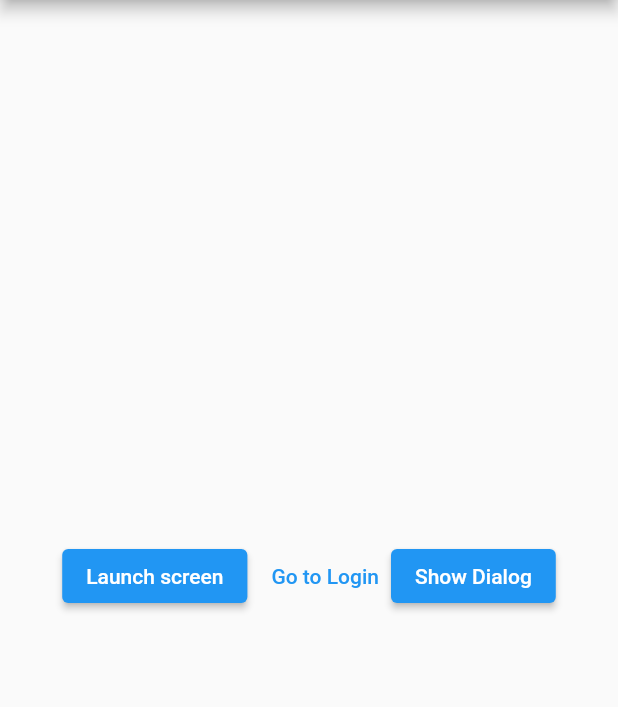
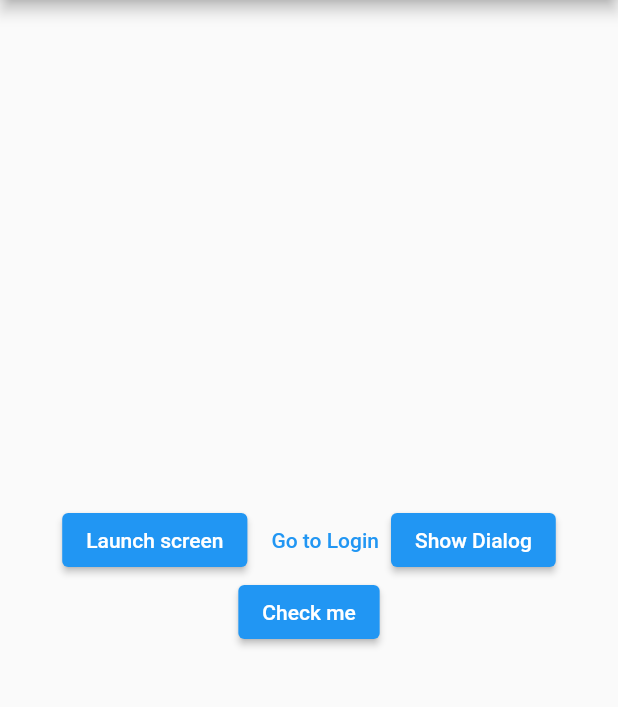
Before and after one commit to HoangKyNguyen/tesing_flutter, a Flutter app: the screen it shows after launch, on a phone screen of 412 x 824 dp, the part 84-791 px from its top. Run offline on Flutter 3.47's test engine with Material 2 defaults, Android fonts, the phone set to English and light mode, and no system bars; our stand-ins replace bloc, firebase_auth, flutter_bloc, google_sign_in; accounts and stored records are empty.

Commit message:
test Bloc

```diff
--- /dev/null
+++ b/lib/bloc/bloc_test.dart
@@ -0,0 +1,7 @@
+import 'package:bloc/bloc.dart';
+
+class ButtonCubit extends Cubit<bool> {
+  ButtonCubit() : super(false);
+
+  void toggle() => emit(true);
+}
--- /dev/null
+++ b/lib/models/button_test_Bloc.dart
@@ -0,0 +1,25 @@
+import 'package:flutter/material.dart';
+import 'package:first_app/bloc/bloc_test.dart';
+import 'package:flutter_bloc/flutter_bloc.dart';
+
+class ButtonChecked extends StatelessWidget {
+  const ButtonChecked({Key? key}) : super(key: key);
+
+  @override
+  Widget build(BuildContext context) {
+    return BlocProvider(
+      create: (context) => ButtonCubit(),
+      child: BlocBuilder<ButtonCubit, bool>(
+        builder: (context, state) {
+          return ElevatedButton(
+            style: ElevatedButton.styleFrom(
+              elevation: state ? 0 : 2,
+            ),
+            onPressed: () => context.read<ButtonCubit>().toggle(),
+            child: state ? const Icon(Icons.check) : const Text('Check me'),
+          );
+        },
+      ),
+    );
+  }
+}
--- a/lib/pages/first_screen.dart
+++ b/lib/pages/first_screen.dart
@@ -1,6 +1,6 @@
 import 'package:flutter/material.dart';
 import 'package:first_app/models/modal_test.dart';
-
+import 'package:first_app/models/button_test_Bloc.dart';
 class FirstScreen extends StatelessWidget {
   const FirstScreen({super.key});
 
@@ -11,7 +11,11 @@ class FirstScreen extends StatelessWidget {
         title: const Text('First Screen'),
       ),
       body: Center(
-        child: Row(
+        child: SingleChildScrollView(
+          child: Column(
+            mainAxisAlignment: MainAxisAlignment.center,
+            children: [
+              Row(
                 mainAxisAlignment: MainAxisAlignment.center,
                 children: [
                   ElevatedButton(
@@ -25,8 +29,12 @@ class FirstScreen extends StatelessWidget {
                   TextButton(onPressed: (){
                     Navigator.pushNamed(context, '/login');
                   }, child: const Text("Go to Login")),
-            const MyModal()
+                  const MyModal(),
                 ],
+              ),
+              const ButtonChecked(),
+            ],
+          ),
         ),
       ),
     );
--- a/lib/pages/login.dart
+++ b/lib/pages/login.dart
@@ -12,11 +12,11 @@ Future<UserCredential> signInWithGoogle() async {
   final GoogleSignInAuthentication? googleAuth = await googleUser?.authentication;
 
   // Create a new credential
-  final credential = GoogleAuthProvider.credential(
+  final credential =  GoogleAuthProvider.credential(
     accessToken: googleAuth?.accessToken,
     idToken: googleAuth?.idToken,
   );
-
+    print(credential);
   // Once signed in, return the UserCredential
   return await FirebaseAuth.instance.signInWithCredential(credential);
 }
--- a/pubspec.yaml
+++ b/pubspec.yaml
@@ -28,9 +28,11 @@ environment:
 # the latest version available on pub.dev. To see which dependencies have newer
 # versions available, run `flutter pub outdated`.
 dependencies:
+
   http: ^1.1.0
   flutter:
     sdk: flutter
+  flutter_bloc: ^8.1.1
   go_router: ^5.2.4
   google_sign_in: ^5.2.1
 
@@ -39,8 +41,10 @@ dependencies:
   cupertino_icons: ^1.0.2
   provider: ^6.0.5
   firebase_auth: ^4.9.0
+  bloc: ^8.1.0
 
 dev_dependencies:
+  bloc_test: ^9.1.0
   flutter_test:
     sdk: flutter
 
```
Also changed, not shown: pubspec.lock. Lines whose indentation alone changed are shown as unchanged.
